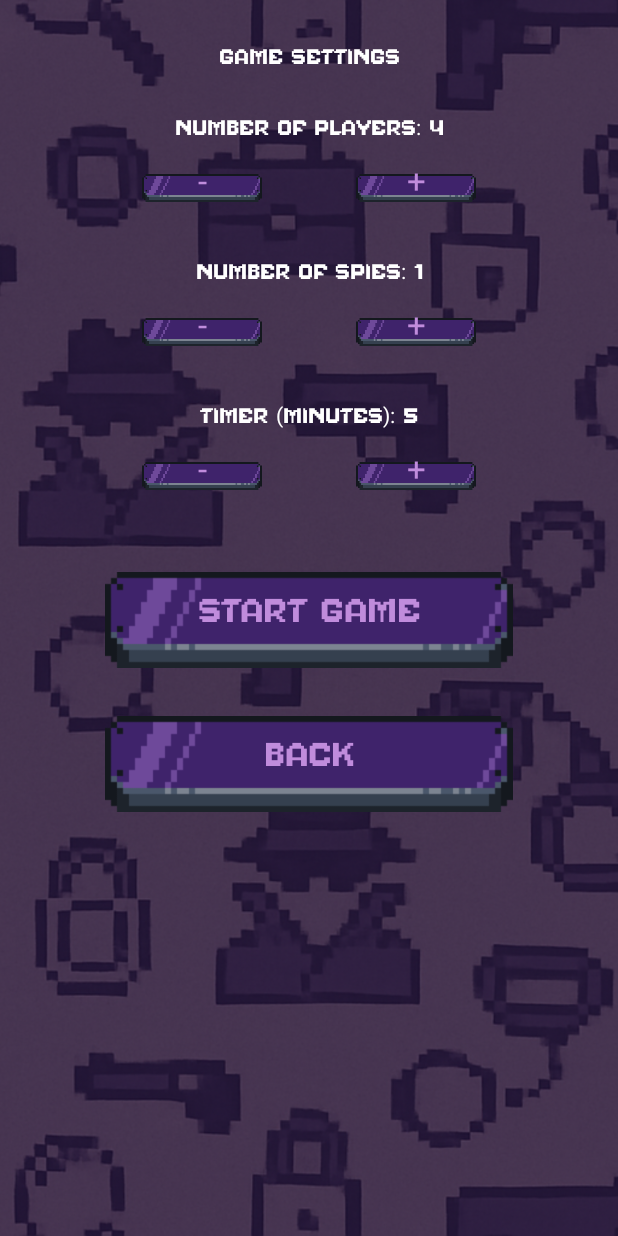
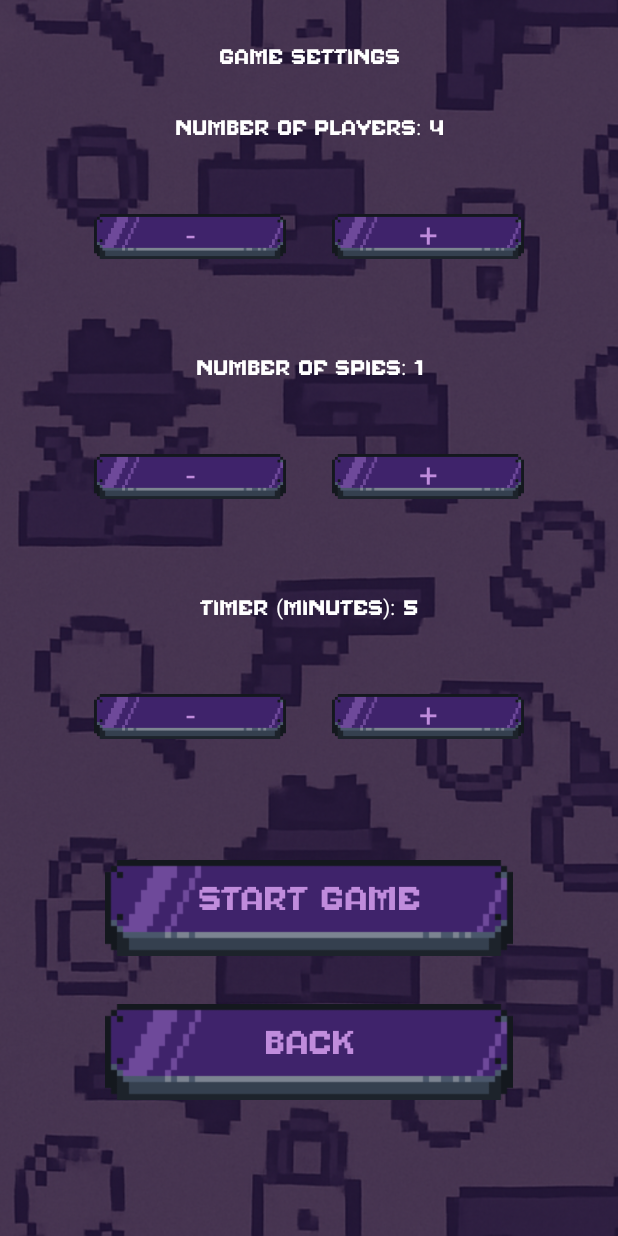
Before and after one commit to collerty/game-box, an Android app built with Jetpack Compose: the SpyGameScreen screen opened through its navigation route, on a phone screen of 412 x 824 dp. Run offline under Robolectric (Android 15) with nearby library versions, the phone set to English and light mode, and no system bars; our stand-ins replace Firebase (no records; nobody signed in at launch, a user with empty details on screens opened directly); libraries missing offline, so code that uses them is left out: coil.decode; 1 statement that could not run was skipped.

Commit message:
fix(spy): 'plus, minus' icons being on very top of the buttons

```diff
--- a/app/src/main/java/com/example/gamehub/features/Spy/ui/SpyGameScreen.kt
+++ b/app/src/main/java/com/example/gamehub/features/Spy/ui/SpyGameScreen.kt
@@ -88,6 +88,11 @@
             horizontalAlignment = Alignment.CenterHorizontally
         ) {
             if (gameState == "settings") {
+                Column(
+                    modifier = Modifier.fillMaxSize(),
+                    horizontalAlignment = Alignment.CenterHorizontally
+                ) {
+                    Spacer(Modifier.weight(1f))
                     // Settings UI
                     Text(
                         text = "Game Settings",
@@ -96,9 +101,7 @@
                             color = Color.White
                         )
                     )
-
                     Spacer(Modifier.height(32.dp))
-
                     // Number of Players
                     Text(
                         text = "Number of Players: $numPlayers",
@@ -114,17 +117,19 @@
                         SpriteMenuButton(
                             text = "-",
                             onClick = { if (numPlayers > 3) numPlayers-- },
-                        modifier = Modifier.width(80.dp)
+                            modifier = Modifier.size(128.dp),
+                            minWidth = 0.dp,
+                            contentPadding = PaddingValues(top = 8.dp)
                         )
                         SpriteMenuButton(
                             text = "+",
                             onClick = { if (numPlayers < 8) numPlayers++ },
-                        modifier = Modifier.width(80.dp)
+                            modifier = Modifier.size(128.dp),
+                            minWidth = 0.dp,
+                            contentPadding = PaddingValues(top = 8.dp)
                         )
                     }
-
                     Spacer(Modifier.height(16.dp))
-
                     // Number of Spies
                     Text(
                         text = "Number of Spies: $numSpies",
@@ -140,17 +145,19 @@
                         SpriteMenuButton(
                             text = "-",
                             onClick = { if (numSpies > 1) numSpies-- },
-                        modifier = Modifier.width(80.dp)
+                            modifier = Modifier.size(128.dp),
+                            minWidth = 0.dp,
+                            contentPadding = PaddingValues(top = 8.dp)
                         )
                         SpriteMenuButton(
                             text = "+",
                             onClick = { if (numSpies < numPlayers - 1) numSpies++ },
-                        modifier = Modifier.width(80.dp)
+                            modifier = Modifier.size(128.dp),
+                            minWidth = 0.dp,
+                            contentPadding = PaddingValues(top = 8.dp)
                         )
                     }
-
                     Spacer(Modifier.height(16.dp))
-
                     // Timer
                     Text(
                         text = "Timer (minutes): $timerMinutes",
@@ -166,17 +173,19 @@
                         SpriteMenuButton(
                             text = "-",
                             onClick = { if (timerMinutes > 1) timerMinutes-- },
-                        modifier = Modifier.width(80.dp)
+                            modifier = Modifier.size(128.dp),
+                            minWidth = 0.dp,
+                            contentPadding = PaddingValues(top = 8.dp)
                         )
                         SpriteMenuButton(
                             text = "+",
                             onClick = { if (timerMinutes < 30) timerMinutes++ },
-                        modifier = Modifier.width(80.dp)
+                            modifier = Modifier.size(128.dp),
+                            minWidth = 0.dp,
+                            contentPadding = PaddingValues(top = 8.dp)
                         )
                     }
-
                     Spacer(Modifier.height(32.dp))
-
                     // Start Game Button
                     SpriteMenuButton(
                         text = "Start Game",
@@ -198,6 +207,7 @@
                         },
                         modifier = Modifier.fillMaxWidth()
                     )
+                }
             } else {
                 // Game UI
                 if (!allRolesRevealed) {
--- a/app/src/main/java/com/example/gamehub/ui/SpriteMenuButton.kt
+++ b/app/src/main/java/com/example/gamehub/ui/SpriteMenuButton.kt
@@ -20,7 +20,9 @@
 import androidx.compose.foundation.interaction.collectIsPressedAsState
 import androidx.compose.ui.platform.LocalContext
 import androidx.compose.ui.text.TextStyle
+import androidx.compose.ui.unit.Dp
 import com.example.gamehub.audio.SoundManager
+import androidx.compose.foundation.layout.PaddingValues
 
 @RequiresApi(Build.VERSION_CODES.O)
 @Composable
@@ -33,7 +35,9 @@
     textStyle: TextStyle = TextStyle(
         fontSize = 22.sp,
         fontFamily = GameBoxFontFamily
-    )
+    ),
+    minWidth: Dp = 250.dp,
+    contentPadding: PaddingValues = PaddingValues(0.dp)
 ) {
     val context = LocalContext.current
     val interactionSource = remember { MutableInteractionSource() }
@@ -45,7 +49,7 @@
     Box(
         modifier = modifier
             .height(64.dp)
-            .widthIn(min = 250.dp)
+            .widthIn(min = minWidth)
             .fillMaxWidth()
             .clickable(
                 interactionSource = interactionSource,
@@ -66,7 +70,7 @@
             text = text,
             style = textStyle,
             textAlign = TextAlign.Center,
-            modifier = Modifier.align(Alignment.Center).offset(y = textOffset),
+            modifier = Modifier.align(Alignment.Center).offset(y = textOffset).padding(contentPadding),
             color = androidx.compose.ui.graphics.Color(0xFFc08cdc)
         )
     }
```
Lines whose indentation alone changed are shown as unchanged.
